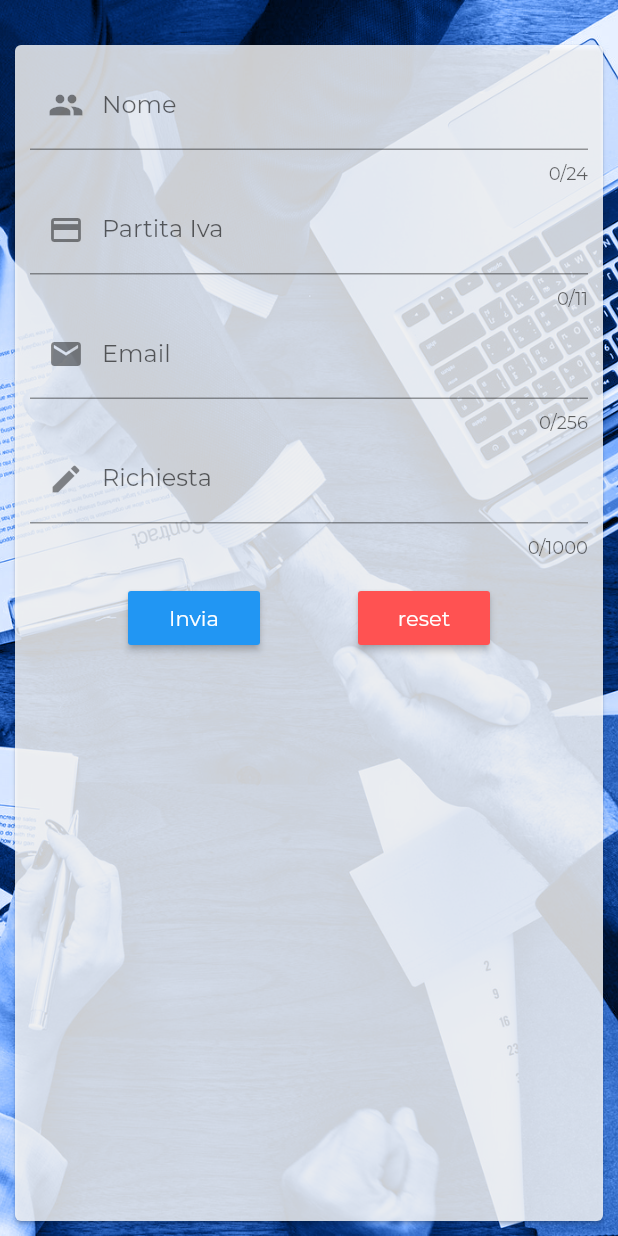
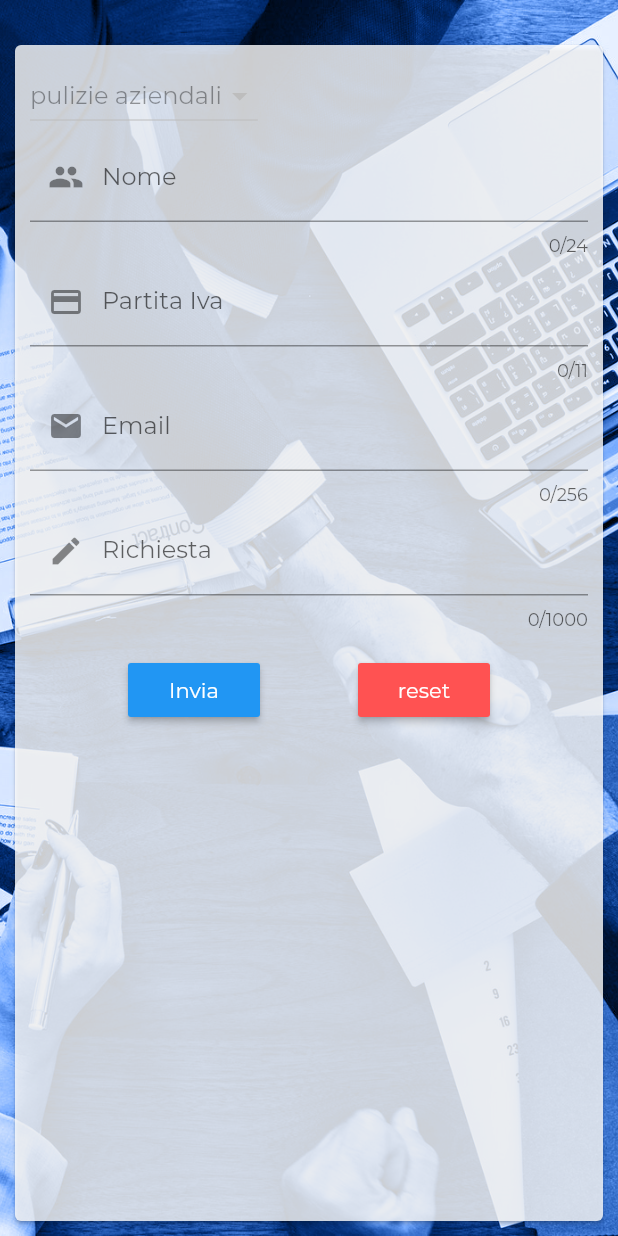
Before and after one commit to jari-mattia/innova_service_flutter_project, a Flutter app: the Intervento screen opened directly, on a phone screen of 412 x 824 dp. Run offline on Flutter 3.47's test engine with Material 2 defaults, Android fonts, the phone set to English and light mode, and no system bars; our stand-ins replace image_picker; missing offline and left inert: flutter_launch; project files that could hold a hidden picture were left out.

Commit message:
//TODO dropdown

```diff
--- a/lib/form_azienda.dart
+++ b/lib/form_azienda.dart
@@ -14,21 +14,14 @@ class FormAziendaState extends State<FormAzienda> {
   // Note: This is a `GlobalKey<FormState>`, not a GlobalKey<MyCustomFormState>!
   final _formKey = GlobalKey<FormState>();
 
+  List<DropdownMenuItem<Text>> categorie = [new DropdownMenuItem(  child : new Text('pulizie aziendali')),
+  new DropdownMenuItem(  child : new Text('aree verdi')),
+  new DropdownMenuItem(  child : new Text('impianti'))];
+
   bool _autoValidate = false;
 
-  TextEditingController _controllerName;
-  TextEditingController _controllerPI;
-  TextEditingController _controllerEmail;
-  TextEditingController _controllerRichiesta;
+  bool clearable = false;
 
-  @override
-  void initState() {
-    super.initState();
-    _controllerName = TextEditingController(text: '');
-    _controllerPI = TextEditingController(text: '');
-    _controllerEmail = TextEditingController(text: '');
-    _controllerRichiesta = TextEditingController(text: '');
-  }
 
   void _validateInputs() {
     if (_formKey.currentState.validate()) {
@@ -68,11 +61,6 @@ class FormAziendaState extends State<FormAzienda> {
     });
   }
 
-  Widget Clear(TextEditingController _controller) {
-    return IconButton(
-        icon: Icon(Icons.cancel),
-        onPressed: () => setState(() => _controller.clear()));
-  }
 
   @override
   Widget build(BuildContext context) {
@@ -85,13 +73,15 @@ class FormAziendaState extends State<FormAzienda> {
           child:
               Column(crossAxisAlignment: CrossAxisAlignment.start, children: <
                   Widget>[
+                    DropdownButton(
+
+                      items : categorie ,
+                      onChanged: null ,
+                    ),
             TextFormField(
-              controller: _controllerName,
+              //controller: _controllerName,
               maxLength: 24,
               decoration: InputDecoration(
-                  suffixIcon: (_controllerName.text != '')
-                      ? Clear(_controllerName)
-                      : null,
                   labelText: 'Nome',
                   prefixIcon: Icon(Icons.group)),
               validator: (String arg) {
@@ -103,36 +93,27 @@ class FormAziendaState extends State<FormAzienda> {
             ), // We'll build this out in the next steps!
 
             TextFormField(
-                controller: _controllerPI,
+                //controller: _controllerPI,
                 maxLength: 11,
                 decoration: InputDecoration(
-                    suffixIcon: (_controllerPI.text != '')
-                        ? Clear(_controllerPI)
-                        : null,
                     labelText: 'Partita Iva',
                     prefixIcon: Icon(Icons.payment)),
                 keyboardType: TextInputType.number,
                 validator: validatePartitaIva), // We'l
 
             TextFormField(
-                controller: _controllerEmail,
+                //controller: _controllerEmail,
                 maxLength: 256,
                 decoration: InputDecoration(
-                    suffixIcon: (_controllerEmail.text != '')
-                        ? Clear(_controllerEmail)
-                        : null,
                     labelText: 'Email',
                     prefixIcon: Icon(Icons.email)),
                 keyboardType: TextInputType.emailAddress,
                 validator: validateEmail), // We'
 
             TextFormField(
-              controller: _controllerRichiesta,
+              //controller: _controllerRichiesta,
               maxLength: 1000,
               decoration: InputDecoration(
-                  suffixIcon: (_controllerRichiesta.text != '')
-                      ? Clear(_controllerRichiesta)
-                      : null,
                   labelText: 'Richiesta',
                   prefixIcon: Icon(Icons.edit)),
               maxLines: null,
```
